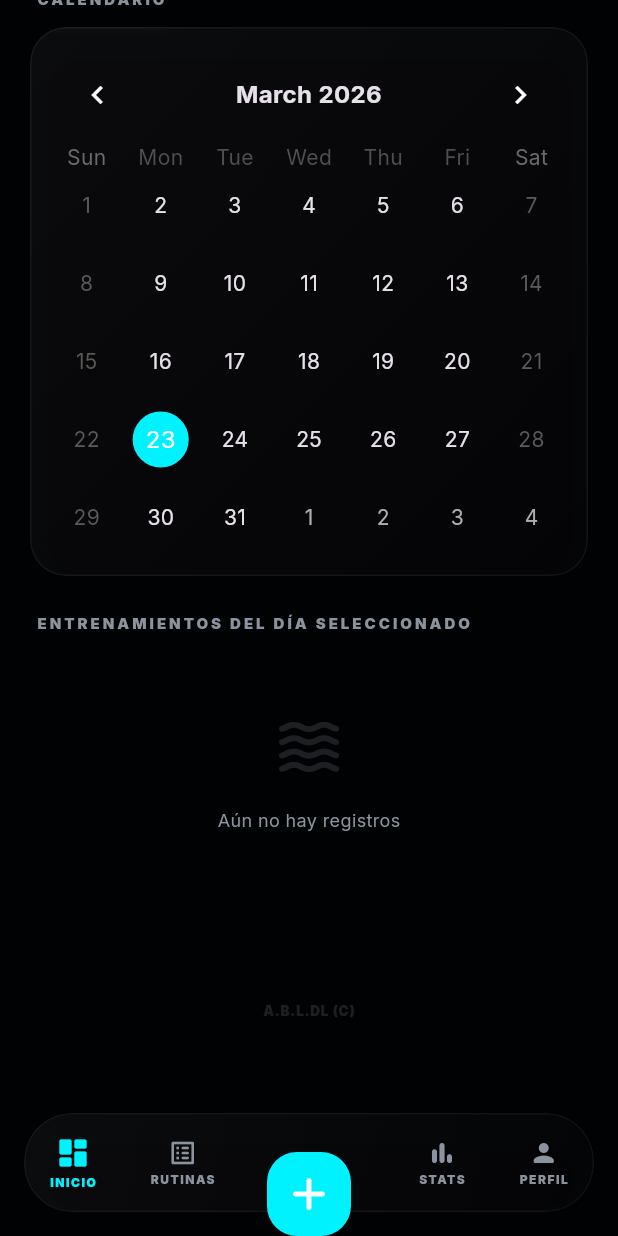
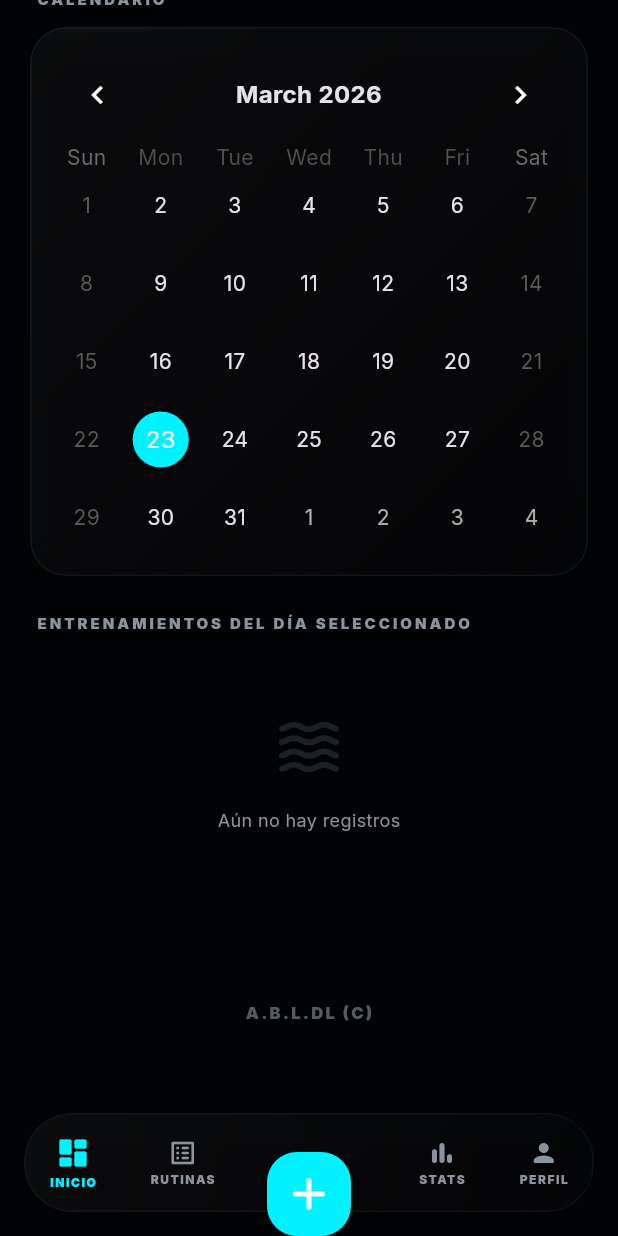
Before and after one commit to Alucarduwu/GymFloWater, a Flutter app: the screen it shows after launch, scrolled down 656 dp, on a phone screen of 412 x 824 dp. Run offline on Flutter 3.47's test engine with Material 3 defaults, Android fonts, the phone set to English and light mode, and no system bars; drawn by our look-alikes of table_calendar; our stand-ins replace fl_chart, google_fonts, shared_preferences, sqflite; accounts and stored records are empty.

```diff
--- a/mobile/lib/screens/dashboard_screen.dart
+++ b/mobile/lib/screens/dashboard_screen.dart
@@ -79,7 +79,7 @@ class _DashboardScreenState extends State<DashboardScreen> {
                         padding: const EdgeInsets.symmetric(vertical: 24),
                         child: Text(
                           'A.B.L.DL (C)',
-                          style: TextStyle(color: AppTheme.textSecondary.withOpacity(0.2), fontSize: 9, fontWeight: FontWeight.w900, letterSpacing: 0.5)
+                          style: TextStyle(color: AppTheme.textSecondary.withOpacity(0.6), fontSize: 11, fontWeight: FontWeight.w900, letterSpacing: 1.5)
                         ),
                       ),
                     ),
```
Also changed, not shown: mobile/assets/images/gymflow_banner.png (deleted), 2 other files.
